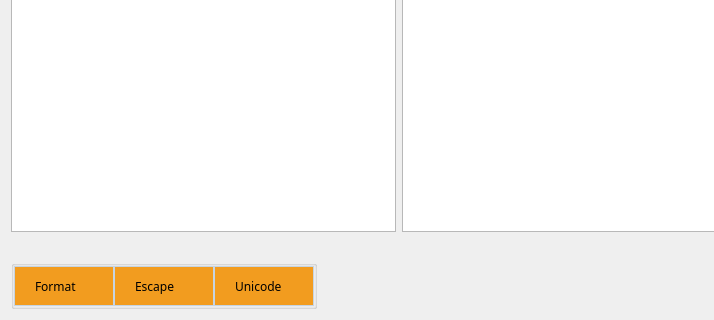
This is ui/format_window.ui in liyansong2018/ReverseWidget as Qt 5 draws it before an edit; both pictures show x 0 to 714 and y 134 to 454 of the 798 by 454 pixel window. The edited form follows.
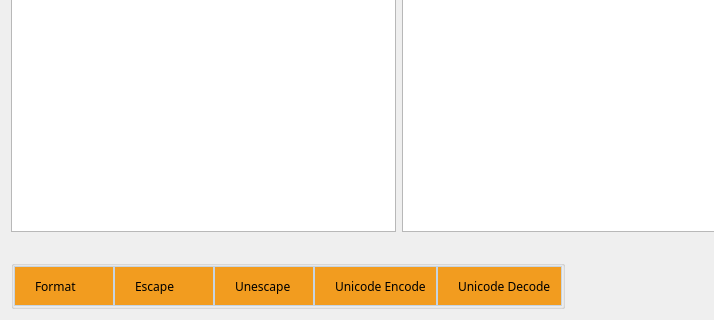
This is the edited form. Icons and pictures are not drawn.

Commit message: Add escape and unicode funcion in format module

Patch:
```diff
--- a/ui/format_window.ui
+++ b/ui/format_window.ui
@@ -30,6 +30,25 @@
      </property>
      <item>
       <widget class="QGroupBox" name="groupBox">
+       <property name="styleSheet">
+        <string notr="true">QPushButton{
+	text-align:left;
+    text-decoration:none;
+    background:#f29c1f;
+    /* color:#000000; */
+
+    padding: 5px 10px 5px 20px;
+    font-weight:light;
+    border-radius:0px;
+	border:1px solid #c6d4e2;
+	margin: 0px;
+}
+QPushButton::checked,QToolButton::checked{
+	background-image: url(&quot;ui/resources/pictures/blue_menu.png&quot;);
+	color:#ffffff;
+	font-weight: bold;
+}</string>
+       </property>
        <property name="title">
         <string/>
        </property>
@@ -142,6 +161,35 @@
           </property>
          </widget>
         </item>
+        <item>
+         <widget class="QPushButton" name="unescapeButton">
+          <property name="minimumSize">
+           <size>
+            <width>100</width>
+            <height>40</height>
+           </size>
+          </property>
+          <property name="font">
+           <font>
+            <family>微软雅黑</family>
+            <underline>false</underline>
+            <strikeout>false</strikeout>
+           </font>
+          </property>
+          <property name="styleSheet">
+           <string notr="true"/>
+          </property>
+          <property name="text">
+           <string>Unescape</string>
+          </property>
+          <property name="checkable">
+           <bool>true</bool>
+          </property>
+          <property name="autoExclusive">
+           <bool>true</bool>
+          </property>
+         </widget>
+        </item>
         <item>
          <widget class="QPushButton" name="unicodeButton">
           <property name="minimumSize">
@@ -158,26 +206,36 @@
            </font>
           </property>
           <property name="styleSheet">
-           <string notr="true">QPushButton{
-	text-align:left;
-    text-decoration:none;
-    background:#f29c1f;
-    /* color:#000000; */
-
-    padding: 5px 10px 5px 20px;
-    font-weight:light;
-    border-radius:0px;
-	border:1px solid #c6d4e2;
-	margin: 0px;
-}
-QPushButton::checked,QToolButton::checked{
-	background-image: url(&quot;ui/resources/pictures/blue_menu.png&quot;);
-	color:#ffffff;
-	font-weight: bold;
-}</string>
+           <string notr="true"/>
           </property>
           <property name="text">
-           <string>Unicode</string>
+           <string>Unicode Encode</string>
+          </property>
+          <property name="checkable">
+           <bool>true</bool>
+          </property>
+          <property name="autoExclusive">
+           <bool>true</bool>
+          </property>
+         </widget>
+        </item>
+        <item>
+         <widget class="QPushButton" name="unicodeDecodeButton">
+          <property name="minimumSize">
+           <size>
+            <width>100</width>
+            <height>40</height>
+           </size>
+          </property>
+          <property name="font">
+           <font>
+            <family>微软雅黑</family>
+            <underline>false</underline>
+            <strikeout>false</strikeout>
+           </font>
+          </property>
+          <property name="text">
+           <string>Unicode Decode</string>
           </property>
           <property name="checkable">
            <bool>true</bool>
```
Left out of the diff: 36 changed lines with no effect on the pictures. The commit also changes 4 other files.
